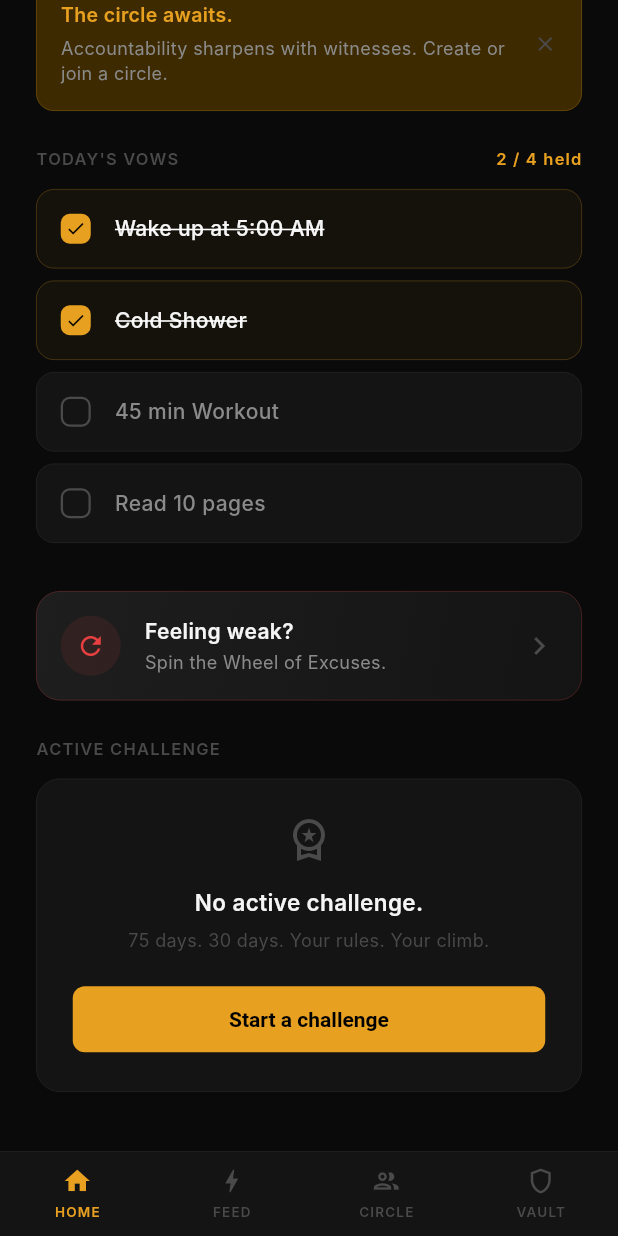
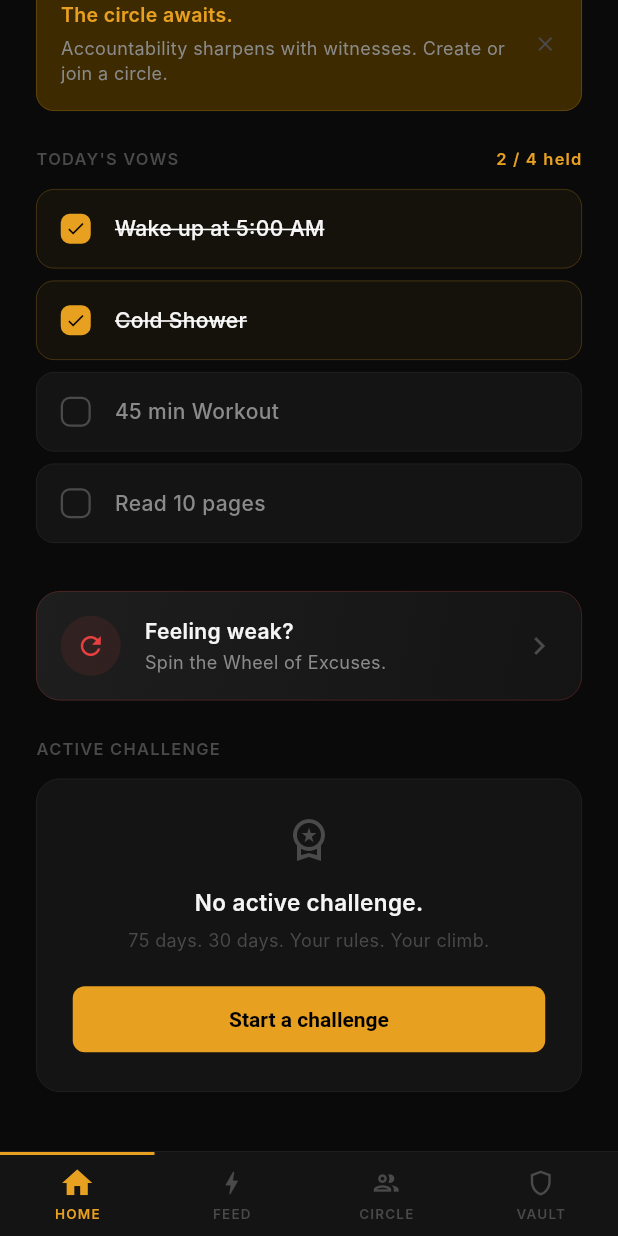
Before and after one commit to Jibransheikh/pro-act, a Flutter app: the HomeShell screen opened by its route, scrolled down 108 dp, on a phone screen of 412 x 824 dp. Run offline on Flutter 3.47's test engine with Material 3 defaults, Android fonts, the phone set to English and light mode, and no system bars; our stand-ins replace supabase_flutter; accounts and stored records are empty; Roboto replaces fonts that are missing (Inter).

Commit message:
style: add micro-interactions to bottom navigation

```diff
--- a/lib/screens/home/home_shell.dart
+++ b/lib/screens/home/home_shell.dart
@@ -65,15 +65,30 @@ class _BottomNav extends StatelessWidget {
                 child: GestureDetector(
                   onTap: () => onTap(i),
                   behavior: HitTestBehavior.opaque,
+                  child: AnimatedContainer(
+                    duration: const Duration(milliseconds: 200),
+                    padding: const EdgeInsets.symmetric(vertical: 8),
+                    decoration: BoxDecoration(
+                      border: Border(
+                        top: BorderSide(
+                          color: isActive ? AppColors.accent : Colors.transparent,
+                          width: 2,
+                        ),
+                      ),
+                    ),
                     child: Column(
                       mainAxisAlignment: MainAxisAlignment.center,
                       children: [
-                      Icon(
+                        AnimatedScale(
+                          scale: isActive ? 1.2 : 1.0,
+                          duration: const Duration(milliseconds: 200),
+                          child: Icon(
                             isActive ? item.activeIcon : item.icon,
                             color: isActive
                                 ? AppColors.accent
                                 : AppColors.textMuted,
                             size: 20,
+                          ),
                         ),
                         const SizedBox(height: 4),
                         Text(
@@ -88,6 +103,7 @@ class _BottomNav extends StatelessWidget {
                           ),
                         ),
                       ],
+                    ),
                   ),
                 ),
               );
```
Lines whose indentation alone changed are shown as unchanged.
